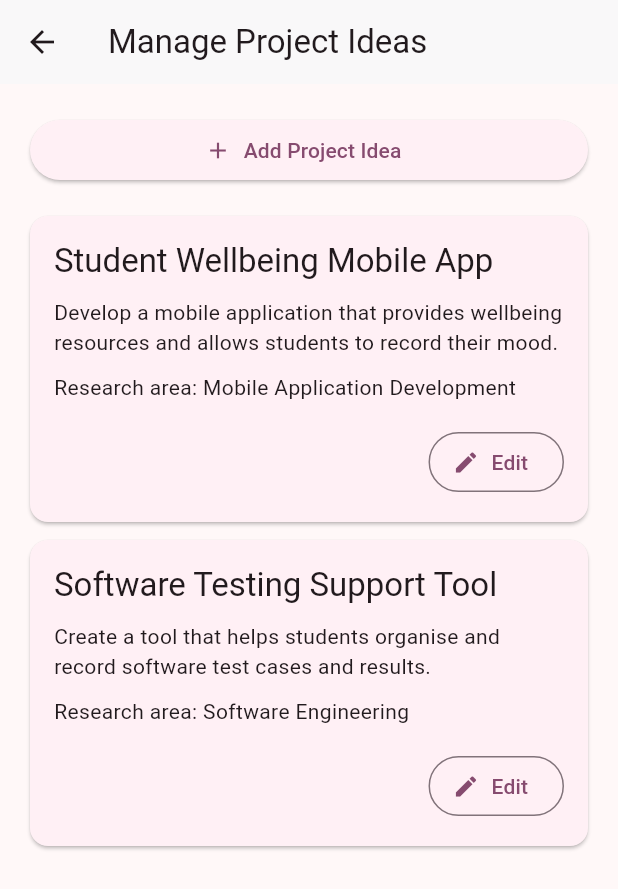
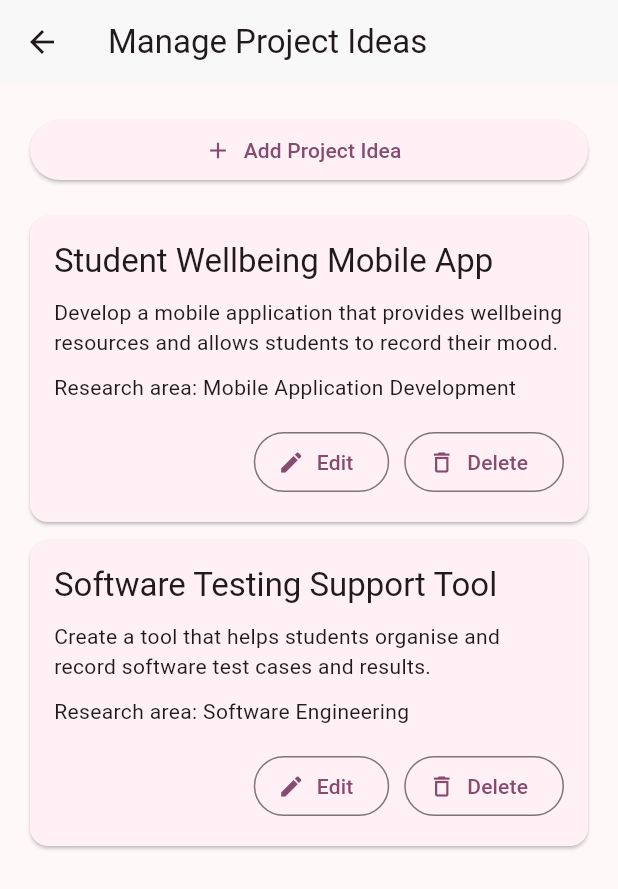
Before and after one commit to jiabhullar/project_supervisor_app, a Flutter app: the ManageProjectIdeasScreen screen opened directly, on a phone screen of 412 x 824 dp. Shown: the top 889 px of the screen. Run offline on Flutter 3.47's test engine with Material 3 defaults, Android fonts, the phone set to English and light mode, and no system bars.

Commit message:
add delete project

```diff
--- a/lib/pages/manage_project_ideas.dart
+++ b/lib/pages/manage_project_ideas.dart
@@ -80,9 +80,10 @@ class ManageProjectIdeasScreen extends StatelessWidget {
                           'Research area: ${projectIdea.researchArea}',
                         ),
                         const SizedBox(height: 16),
-                        Align(
-                          alignment: Alignment.centerRight,
-                          child: OutlinedButton.icon(
+                        Row(
+                          mainAxisAlignment: MainAxisAlignment.end,
+                          children: [
+                            OutlinedButton.icon(
                               onPressed: () {
                                 Navigator.push(
                                   context,
@@ -98,6 +99,48 @@ class ManageProjectIdeasScreen extends StatelessWidget {
                               icon: const Icon(Icons.edit),
                               label: const Text('Edit'),
                             ),
+                            const SizedBox(width: 10),
+                            OutlinedButton.icon(
+                              onPressed: () {
+                                showDialog(
+                                  context: context,
+                                  builder: (BuildContext dialogContext) {
+                                    return AlertDialog(
+                                      title: const Text('Delete Project Idea'),
+                                      content: Text(
+                                        'Are you sure you want to delete '
+                                        '"${projectIdea.title}"?',
+                                      ),
+                                      actions: [
+                                        TextButton(
+                                          onPressed: () {
+                                            Navigator.pop(dialogContext);
+                                          },
+                                          child: const Text('Cancel'),
+                                        ),
+                                        TextButton(
+                                          onPressed: () {
+                                            Navigator.pop(dialogContext);
+
+                                            ScaffoldMessenger.of(context).showSnackBar(
+                                              const SnackBar(
+                                                content: Text(
+                                                  'Delete will be connected to Firebase later.',
+                                                ),
+                                              ),
+                                            );
+                                          },
+                                          child: const Text('Delete'),
+                                        ),
+                                      ],
+                                    );
+                                  },
+                                );
+                              },
+                              icon: const Icon(Icons.delete_outline),
+                              label: const Text('Delete'),
+                            ),
+                          ],
                         ),
                       ],
                     ),
```
Lines whose indentation alone changed are shown as unchanged.
